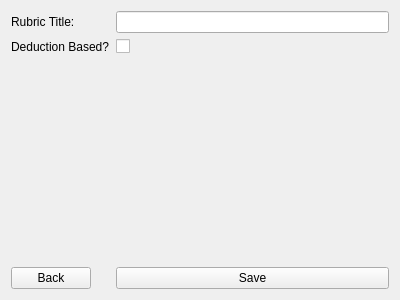
The window that GUI/rubrictitle.ui (Laucksy/CS-205-Project) describes before a commit, drawn with Qt 5.
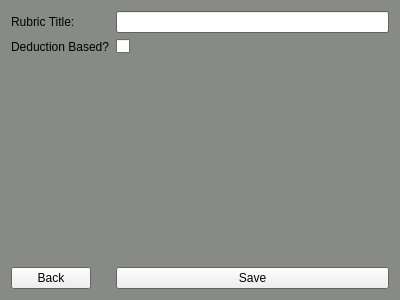
The same window after the commit.

Commit message: Fixed GUI colors and deleting feedback

The edit to the form file:
```diff
--- a/GUI/rubrictitle.ui
+++ b/GUI/rubrictitle.ui
@@ -10,6 +10,70 @@
     <height>300</height>
    </rect>
   </property>
+  <property name="palette">
+   <palette>
+    <active>
+     <colorrole role="Base">
+      <brush brushstyle="SolidPattern">
+       <color alpha="255">
+        <red>255</red>
+        <green>255</green>
+        <blue>255</blue>
+       </color>
+      </brush>
+     </colorrole>
+     <colorrole role="Window">
+      <brush brushstyle="SolidPattern">
+       <color alpha="255">
+        <red>136</red>
+        <green>138</green>
+        <blue>133</blue>
+       </color>
+      </brush>
+     </colorrole>
+    </active>
+    <inactive>
+     <colorrole role="Base">
+      <brush brushstyle="SolidPattern">
+       <color alpha="255">
+        <red>255</red>
+        <green>255</green>
+        <blue>255</blue>
+       </color>
+      </brush>
+     </colorrole>
+     <colorrole role="Window">
+      <brush brushstyle="SolidPattern">
+       <color alpha="255">
+        <red>136</red>
+        <green>138</green>
+        <blue>133</blue>
+       </color>
+      </brush>
+     </colorrole>
+    </inactive>
+    <disabled>
+     <colorrole role="Base">
+      <brush brushstyle="SolidPattern">
+       <color alpha="255">
+        <red>136</red>
+        <green>138</green>
+        <blue>133</blue>
+       </color>
+      </brush>
+     </colorrole>
+     <colorrole role="Window">
+      <brush brushstyle="SolidPattern">
+       <color alpha="255">
+        <red>136</red>
+        <green>138</green>
+        <blue>133</blue>
+       </color>
+      </brush>
+     </colorrole>
+    </disabled>
+   </palette>
+  </property>
   <property name="windowTitle">
    <string>New Rubric</string>
   </property>
```
The commit also changes 22 other files.
